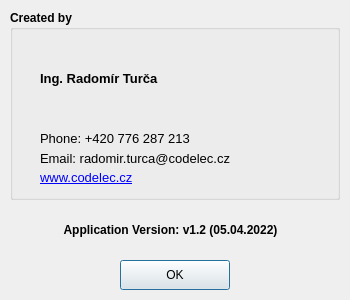
First picture: the form in AboutDialog.ui, repository CodElecCz/CameraUIv1, before the edit.
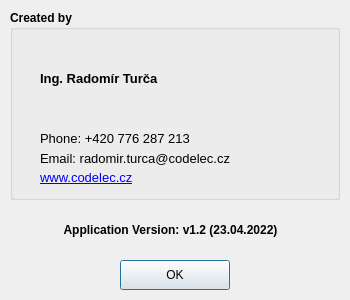
Second picture: the form after the edit. Icons and pictures are not drawn.

```diff
--- a/AboutDialog.ui
+++ b/AboutDialog.ui
@@ -194,7 +194,7 @@
     </font>
    </property>
    <property name="text">
-    <string>Application Version: v1.2 (05.04.2022)</string>
+    <string>Application Version: v1.2 (23.04.2022)</string>
    </property>
    <property name="alignment">
     <set>Qt::AlignCenter</set>
```
